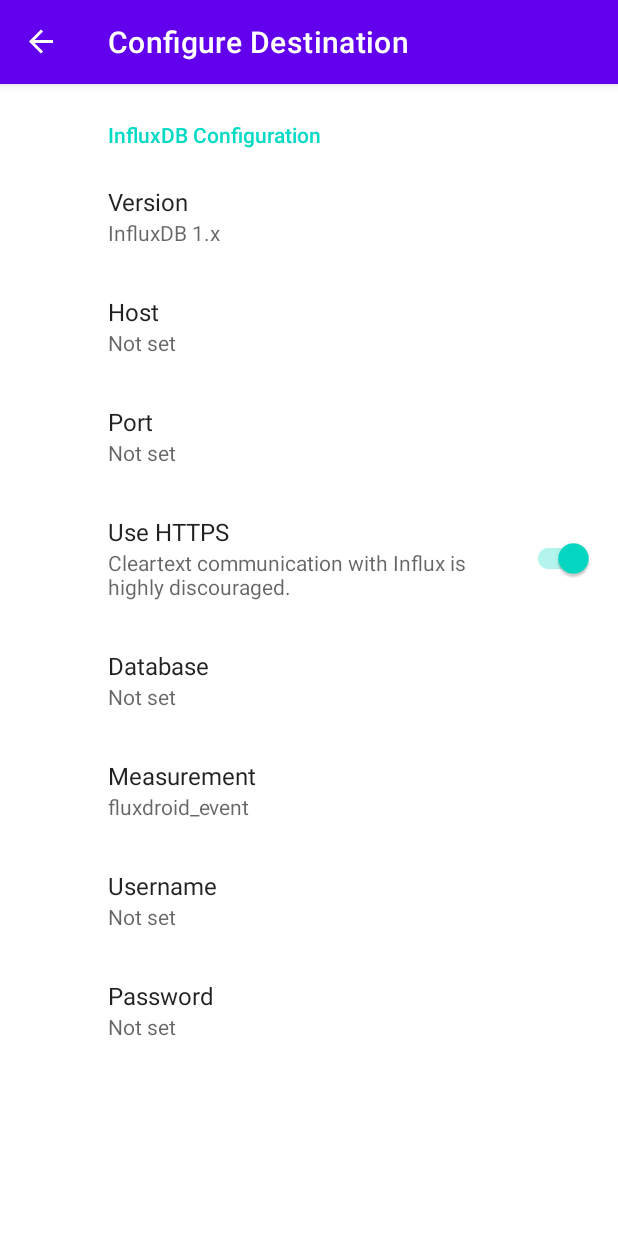
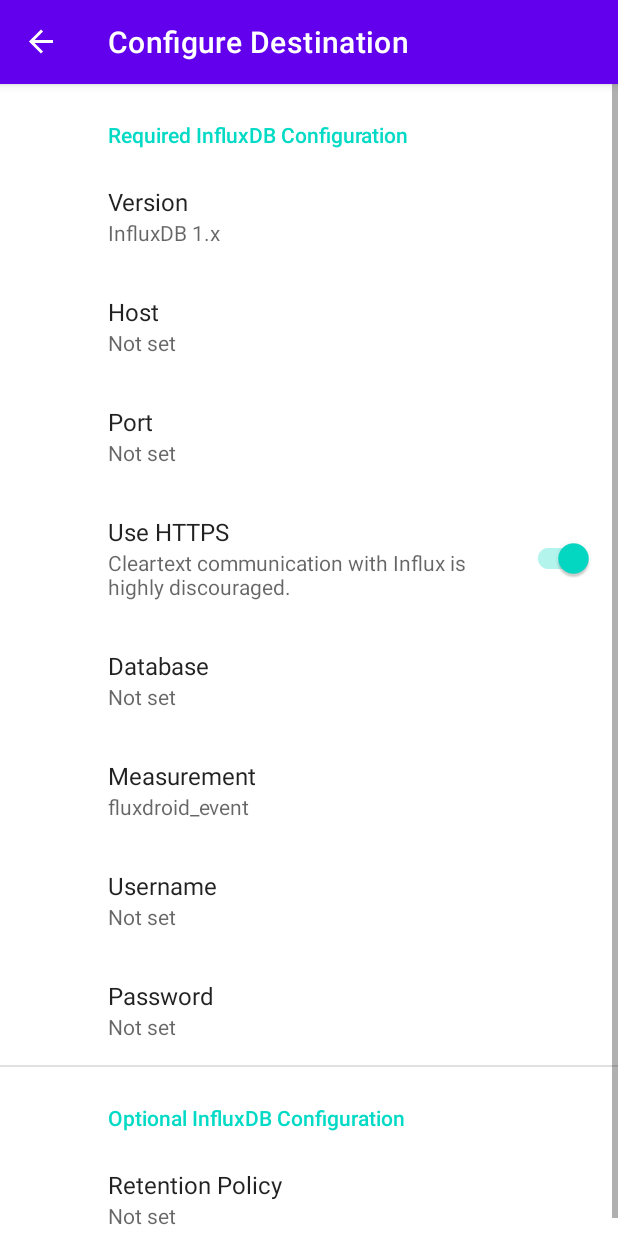
Before and after one commit to rolsdorph/fluxdroid, an Android app: the SinkConfigFragment screen opened through its navigation route, on a phone screen of 412 x 824 dp. Run offline under Robolectric (Android 15) with nearby library versions, the phone set to English and light mode, and no system bars; our stand-ins replace Room's generated code, RxJava, androidx.preference, navigation-ui; Roboto replaces fonts that are not available here; 5 statements that could not run were skipped.

Commit message:
Re-add retention policy, this time optional
We'll need optional config for the device identifier tag, so had to find a UX anyway. Didn't end up too bad

```diff
--- a/app/src/main/java/io/rolsdorph/fluxdroid/data/sink/SinkConfigRepository.java
+++ b/app/src/main/java/io/rolsdorph/fluxdroid/data/sink/SinkConfigRepository.java
@@ -67,11 +67,12 @@ public final class SinkConfigRepository {
         Integer port = getPort();
         String db = getNonEmptyConfig("influx_db");
         boolean useTLS = sharedPreferences.getBoolean("influx_tls", true);
+        String retention = getNonEmptyConfig("influx_retention");
         String measurement = getNonEmptyConfig("influx_measurement");
 
         if (host != null && port != null && db != null && measurement != null) {
             Log.i(TAG, "Influx fully configured!");
-            return Optional.of(new InfluxConfig(host, port, useTLS, influxAuth, db, measurement));
+            return Optional.of(new InfluxConfig(host, port, useTLS, influxAuth, retention, db, measurement));
         } else {
             Log.i(TAG, "Influx not fully configured. Missing fields: " +
                     ((host == null) ? "host, " : "")
--- a/app/src/main/res/values/strings.xml
+++ b/app/src/main/res/values/strings.xml
@@ -35,7 +35,7 @@
 
     <!-- InfluxDB configuration -->
     <string name="configure_destination">Configure Destination</string>
-    <string name="influxdb_configuration">InfluxDB Configuration</string>
+    <string name="influxdb_configuration_required">Required InfluxDB Configuration</string>
     <string name="pw_not_set">Not set</string>
     <string name="pw_censored">******</string>
 
@@ -63,6 +63,11 @@
     <string name="influx_token_title">Token</string>
     <string name="influx_token_summary">InfluxDB API token</string>
 
+    <string name="influxdb_configuration_optional">Optional InfluxDB Configuration</string>
+    <string name="influx_retention_title">Retention Policy</string>
+    <string name="influx_retention_summary">Retention policy name</string>
+
+
     <!-- Image accessibility -->
     <string name="desc_stonks">Chart going up</string>
     <string name="desc_cloud">Cloud</string>
--- a/app/src/main/res/xml/sink_config.xml
+++ b/app/src/main/res/xml/sink_config.xml
@@ -1,6 +1,6 @@
 <PreferenceScreen xmlns:app="http://schemas.android.com/apk/res-auto">
 
-    <PreferenceCategory app:title="@string/influxdb_configuration">
+    <PreferenceCategory app:title="@string/influxdb_configuration_required">
 
         <ListPreference
             app:defaultValue="influx1"
@@ -62,4 +62,12 @@
 
     </PreferenceCategory>
 
+    <PreferenceCategory app:title="@string/influxdb_configuration_optional">
+        <EditTextPreference
+            app:key="influx_retention"
+            app:summary="@string/influx_retention_summary"
+            app:title="@string/influx_retention_title"
+            app:useSimpleSummaryProvider="true" />
+    </PreferenceCategory>
+
 </PreferenceScreen>
```
Also changed, not shown: app/src/main/java/io/rolsdorph/fluxdroid/SendEventMetricWorker.java (+4 -3 lines), app/src/main/java/io/rolsdorph/fluxdroid/data/sink/InfluxConfig.java (+11 -8 lines).
